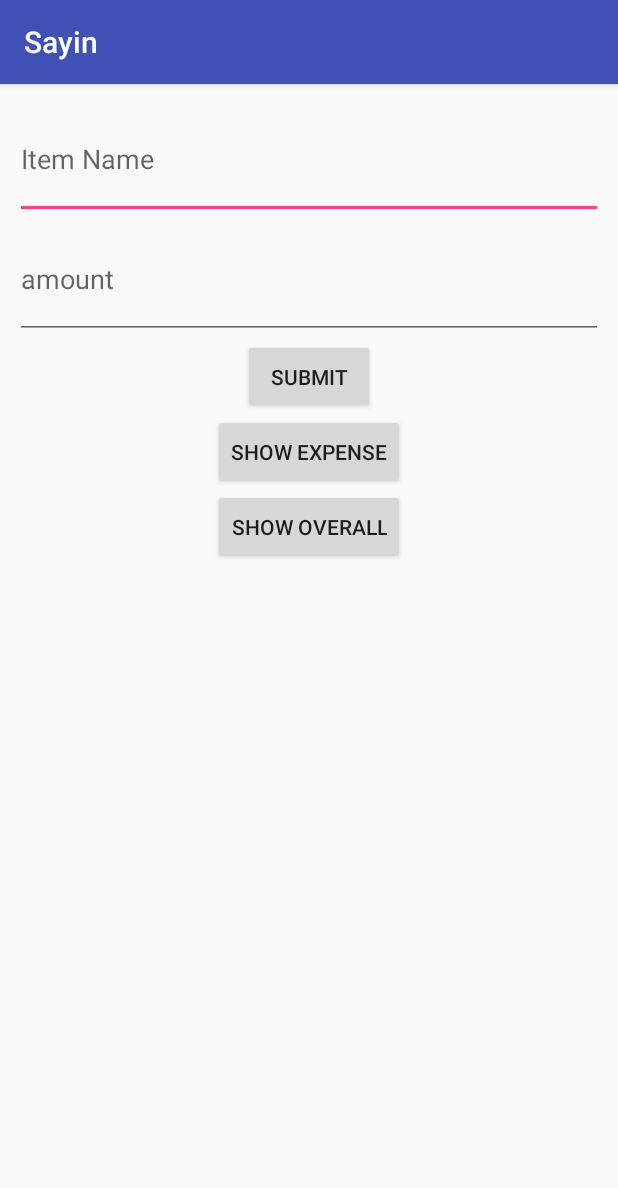
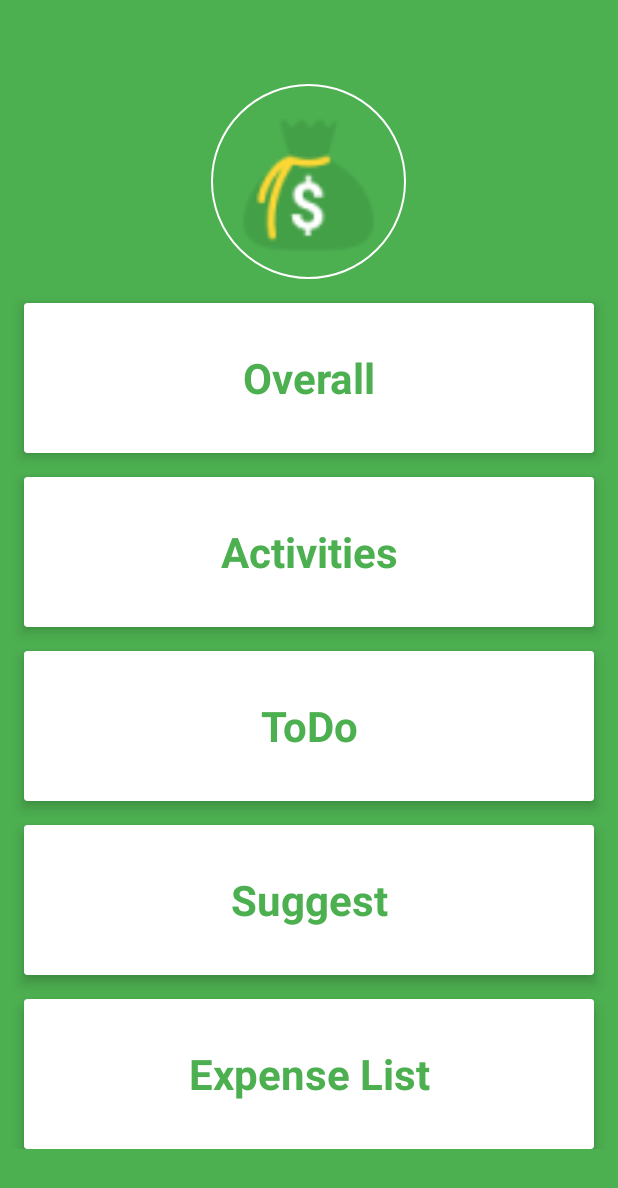
Before and after one commit to nyinyiz/Sayin, an Android app: the screen it shows after launch (MainActivity before the commit, HomeActivity after it), on a phone screen of 412 x 824 dp. Shown: the top 1188 px of the screen. Run offline under Robolectric (Android 15) with nearby library versions, the phone set to English and light mode, and no system bars; our stand-ins replace CircleImageView.

Commit message:
sayin -home

```diff
--- a/Sayin/app/build.gradle
+++ b/Sayin/app/build.gradle
@@ -28,14 +28,17 @@ dependencies {
     androidTestCompile('com.android.support.test.espresso:espresso-core:2.2.2', {
         exclude group: 'com.android.support', module: 'support-annotations'
     })
+
     compile 'com.android.support:appcompat-v7:25.3.1'
     compile 'com.android.support.constraint:constraint-layout:1.0.2'
     compile 'com.android.support:recyclerview-v7:25.3.1'
-
     compile 'com.github.lzyzsd:circleprogress:1.2.1'
     compile 'com.android.support:cardview-v7:25.3.1'
     compile 'com.github.PhilJay:MPAndroidChart:v3.0.2'
     compile 'com.code-troopers.betterpickers:library:3.1.0'
     compile 'com.akexorcist:RoundCornerProgressBar:2.0.3'
+    compile 'com.squareup.picasso:picasso:2.5.2'
+    compile 'de.hdodenhof:circleimageview:2.1.0'
+    compile 'com.android.support:support-v4:25.3.1'
     testCompile 'junit:junit:4.12'
 }
--- /dev/null
+++ b/Sayin/app/src/main/java/com/example/user/sayin/HomeActivity.java
@@ -0,0 +1,103 @@
+package com.example.user.sayin;
+
+import android.annotation.SuppressLint;
+import android.content.Intent;
+import android.support.v7.app.ActionBar;
+import android.support.v7.app.AppCompatActivity;
+import android.os.Bundle;
+import android.os.Handler;
+import android.view.MotionEvent;
+import android.view.View;
+import android.widget.TextView;
+
+public class HomeActivity extends AppCompatActivity {
+
+    TextView overall;
+    private static final boolean AUTO_HIDE = true;
+
+    private static final int AUTO_HIDE_DELAY_MILLIS = 3000;
+
+    private static final int UI_ANIMATION_DELAY = 300;
+    private final Handler mHideHandler = new Handler();
+    private View mContentView;
+    private final Runnable mHidePart2Runnable = new Runnable() {
+        @SuppressLint("InlinedApi")
+        @Override
+        public void run() {
+
+            mContentView.setSystemUiVisibility(View.SYSTEM_UI_FLAG_LOW_PROFILE
+                    | View.SYSTEM_UI_FLAG_FULLSCREEN
+                    | View.SYSTEM_UI_FLAG_LAYOUT_STABLE
+                    | View.SYSTEM_UI_FLAG_IMMERSIVE_STICKY
+                    | View.SYSTEM_UI_FLAG_LAYOUT_HIDE_NAVIGATION
+                    | View.SYSTEM_UI_FLAG_HIDE_NAVIGATION);
+        }
+    };
+//    private View mControlsView;
+    private final Runnable mShowPart2Runnable = new Runnable() {
+        @Override
+        public void run() {
+            // Delayed display of UI elements
+            ActionBar actionBar = getSupportActionBar();
+            if (actionBar != null) {
+                actionBar.show();
+            }
+        }
+    };
+    private boolean mVisible;
+    private final Runnable mHideRunnable = new Runnable() {
+        @Override
+        public void run() {
+            hide();
+        }
+    };
+    /**
+     * Touch listener to use for in-layout UI controls to delay hiding the
+     * system UI. This is to prevent the jarring behavior of controls going away
+     * while interacting with activity UI.
+     */
+    private final View.OnTouchListener mDelayHideTouchListener = new View.OnTouchListener() {
+        @Override
+        public boolean onTouch(View view, MotionEvent motionEvent) {
+            if (AUTO_HIDE) {
+//                delayedHide(AUTO_HIDE_DELAY_MILLIS);
+            }
+            return false;
+        }
+    };
+
+    @Override
+    protected void onCreate(Bundle savedInstanceState) {
+        super.onCreate(savedInstanceState);
+        setContentView(R.layout.activity_home);
+        mVisible = true;
+        mContentView = findViewById(R.id.fullscreen_content);
+        hide();
+
+        overall = (TextView) findViewById(R.id.overall);
+        overall.setOnClickListener(new View.OnClickListener() {
+            @Override
+            public void onClick(View v) {
+                Intent intent = new Intent(HomeActivity.this,OverallActivity.class);
+                startActivity(intent);
+            }
+        });
+
+    }
+
+
+
+    private void hide() {
+        // Hide UI first
+        ActionBar actionBar = getSupportActionBar();
+        if (actionBar != null) {
+            actionBar.hide();
+        }
+        mVisible = false;
+
+        mHideHandler.removeCallbacks(mShowPart2Runnable);
+        mHideHandler.postDelayed(mHidePart2Runnable, UI_ANIMATION_DELAY);
+    }
+
+
+}
--- /dev/null
+++ b/Sayin/app/src/main/res/layout/activity_home.xml
@@ -0,0 +1,164 @@
+<FrameLayout xmlns:android="http://schemas.android.com/apk/res/android"
+    xmlns:tools="http://schemas.android.com/tools"
+    android:layout_width="match_parent"
+    android:layout_height="match_parent"
+    xmlns:app="http://schemas.android.com/apk/res-auto"
+    android:background="@color/colorPrimary"
+    tools:context="com.example.user.sayin.HomeActivity">
+
+    <TextView
+        android:id="@+id/fullscreen_content"
+        android:layout_width="match_parent"
+        android:layout_height="match_parent"
+        android:gravity="center"
+        android:keepScreenOn="true"
+        android:textColor="#33b5e5"
+        android:textSize="50sp"
+        android:textStyle="bold" />
+
+    <FrameLayout
+        android:layout_width="match_parent"
+        android:layout_height="match_parent"
+        android:fitsSystemWindows="true">
+        <RelativeLayout
+            android:layout_width="match_parent"
+            android:layout_height="match_parent">
+            <LinearLayout
+                android:id="@+id/part1"
+                android:layout_width="match_parent"
+                android:layout_height="150dp"
+                android:orientation="vertical"
+                android:background="@color/colorPrimary">
+
+            </LinearLayout>
+            <LinearLayout
+                android:id="@+id/part2"
+                android:layout_width="match_parent"
+                android:layout_height="wrap_content"
+                android:layout_below="@+id/part1"
+                android:layout_marginTop="-150dp"
+                android:gravity="center"
+                >
+                <de.hdodenhof.circleimageview.CircleImageView
+                    xmlns:app="http://schemas.android.com/apk/res-auto"
+                    android:id="@+id/user_image"
+                    android:layout_width="130dp"
+                    android:layout_height="130dp"
+                    app:civ_border_width="1dp"
+                    app:civ_border_color="@color/white"
+                    android:src="@mipmap/ic_launcher"/>
+            </LinearLayout>
+            <ScrollView
+                android:id="@+id/part3"
+                android:layout_width="match_parent"
+                android:layout_height="match_parent"
+                android:layout_below="@+id/part2">
+                <LinearLayout
+                    android:layout_width="match_parent"
+                    android:layout_height="wrap_content"
+                    android:orientation="vertical"
+                    android:paddingBottom="16dp"
+                    android:gravity="center">
+                    <android.support.v7.widget.CardView
+                        android:layout_width="match_parent"
+                        android:layout_height="100dp"
+                        android:layout_marginTop="@dimen/md_keylines"
+                        android:layout_marginLeft="@dimen/md_keylines"
+                        android:layout_marginRight="@dimen/md_keylines"
+                        android:elevation="5dp"
+                        app:cardElevation="5dp"
+                        android:foreground="?attr/selectableItemBackground">
+
+                        <TextView
+                            android:id="@+id/overall"
+                            android:layout_width="match_parent"
+                            android:layout_height="match_parent"
+                            android:gravity="center"
+                            android:text="@string/overall"
+                            android:textColor="@color/colorPrimary"
+                            android:textSize="28sp"
+                            android:textStyle="bold" />
+                    </android.support.v7.widget.CardView>
+                    <android.support.v7.widget.CardView
+                        android:layout_width="match_parent"
+                        android:layout_height="100dp"
+                        android:layout_marginTop="@dimen/md_keylines"
+                        android:layout_marginLeft="@dimen/md_keylines"
+                        android:layout_marginRight="@dimen/md_keylines"
+                        android:elevation="5dp"
+                        app:cardElevation="5dp"
+                        android:foreground="?attr/selectableItemBackground">
+
+                        <TextView
+                            android:layout_width="match_parent"
+                            android:layout_height="match_parent"
+                            android:text="@string/activity"
+                            android:textSize="28sp"
+                            android:textColor="@color/colorPrimary"
+                            android:textStyle="bold"
+                            android:gravity="center"/>
+                    </android.support.v7.widget.CardView>
+                    <android.support.v7.widget.CardView
+                        android:layout_width="match_parent"
+                        android:layout_height="100dp"
+                        android:layout_marginTop="@dimen/md_keylines"
+                        android:layout_marginLeft="@dimen/md_keylines"
+                        android:layout_marginRight="@dimen/md_keylines"
+                        android:elevation="5dp"
+                        app:cardElevation="5dp"
+                        android:foreground="?attr/selectableItemBackground">
+
+                        <TextView
+                            android:layout_width="match_parent"
+                            android:layout_height="match_parent"
+                            android:text="@string/todo"
+                            android:textSize="28sp"
+                            android:textColor="@color/colorPrimary"
+                            android:textStyle="bold"
+                            android:gravity="center"/>
+                    </android.support.v7.widget.CardView>
+                    <android.support.v7.widget.CardView
+                        android:layout_width="match_parent"
+                        android:layout_height="100dp"
+                        android:layout_marginTop="@dimen/md_keylines"
+                        android:layout_marginLeft="@dimen/md_keylines"
+                        android:layout_marginRight="@dimen/md_keylines"
+                        android:elevation="5dp"
+                        app:cardElevation="5dp"
+                        android:foreground="?attr/selectableItemBackground">
+
+                        <TextView
+                            android:layout_width="match_parent"
+                            android:layout_height="match_parent"
+                            android:text="@string/suggest"
+                            android:textSize="28sp"
+                            android:textColor="@color/colorPrimary"
+                            android:textStyle="bold"
+                            android:gravity="center"/>
+                    </android.support.v7.widget.CardView>
+                    <android.support.v7.widget.CardView
+                        android:layout_width="match_parent"
+                        android:layout_height="100dp"
+                        android:layout_marginTop="@dimen/md_keylines"
+                        android:layout_marginLeft="@dimen/md_keylines"
+                        android:layout_marginRight="@dimen/md_keylines"
+                        android:elevation="5dp"
+                        app:cardElevation="5dp"
+                        android:foreground="?attr/selectableItemBackground">
+
+                        <TextView
+                            android:layout_width="match_parent"
+                            android:layout_height="match_parent"
+                            android:text="@string/expense_list"
+                            android:textSize="28sp"
+                            android:textColor="@color/colorPrimary"
+                            android:textStyle="bold"
+                            android:gravity="center"/>
+                    </android.support.v7.widget.CardView>
+                </LinearLayout>
+            </ScrollView>
+        </RelativeLayout>
+
+    </FrameLayout>
+
+</FrameLayout>
--- /dev/null
+++ b/Sayin/app/src/main/res/values/attrs.xml
@@ -0,0 +1,12 @@
+<resources>
+
+    <!-- Declare custom theme attributes that allow changing which styles are
+         used for button bars depending on the API level.
+         ?android:attr/buttonBarStyle is new as of API 11 so this is
+         necessary to support previous API levels. -->
+    <declare-styleable name="ButtonBarContainerTheme">
+        <attr name="metaButtonBarStyle" format="reference" />
+        <attr name="metaButtonBarButtonStyle" format="reference" />
+    </declare-styleable>
+
+</resources>
--- a/Sayin/app/src/main/res/values/colors.xml
+++ b/Sayin/app/src/main/res/values/colors.xml
@@ -1,7 +1,7 @@
 <?xml version="1.0" encoding="utf-8"?>
 <resources>
-    <color name="colorPrimary">#3F51B5</color>
-    <color name="colorPrimaryDark">#303F9F</color>
+    <color name="colorPrimary">#4caf50</color>
+    <color name="colorPrimaryDark">#388e3c</color>
     <color name="colorAccent">#FF4081</color>
 
     <color name="background_color">#009688</color>
@@ -34,7 +34,6 @@
     <color name="mec">#303F9F</color>
 
 
-
     <!--<color name="green">#9ccc65</color>-->
     <color name="red">#ef5350</color>
 </resources>
--- /dev/null
+++ b/Sayin/app/src/main/res/values/dimens.xml
@@ -0,0 +1,22 @@
+<resources>
+
+    <dimen name="activity_horizontal_margin">16dp</dimen>
+    <dimen name="activity_vertical_margin">16dp</dimen>
+    <dimen name="card_height">304dp</dimen>
+    <dimen name="md_keylines">16dp</dimen>
+    <dimen name="tile_padding">8dp</dimen>
+    <dimen name="tile_height">160dp</dimen>
+    <dimen name="app_bar_height">256dp</dimen>
+    <dimen name="article_keylines">72dp</dimen>
+    <dimen name="avator_size">40dp</dimen>
+    <dimen name="card_title_height">40dp</dimen>
+    <dimen name="article_titles">20sp</dimen>
+    <dimen name="cards_button_width">48dp</dimen>
+    <dimen name="cards_button_height">48dp</dimen>
+    <dimen name="article_subheading">16sp</dimen>
+    <dimen name="card_image_height">200dp</dimen>
+    <dimen name="list_body">14sp</dimen>
+    <dimen name="navheader_height">222dp</dimen>
+    <dimen name="title_book">18dp</dimen>
+    <dimen name="fab_margin">16dp</dimen>
+</resources>
--- a/Sayin/app/src/main/res/values/strings.xml
+++ b/Sayin/app/src/main/res/values/strings.xml
@@ -1,3 +1,14 @@
 <resources>
     <string name="app_name">Sayin</string>
+
+    <string name="title_activity_home">HomeActivity</string>
+    <string name="dummy_button">Dummy Button</string>
+    <string name="dummy_content">DUMMY\nCONTENT</string>
+
+    <string name="overall">Overall</string>
+    <string name="activity">Activities</string>
+    <string name="todo">ToDo</string>
+    <string name="suggest">Suggest</string>
+    <string name="expense_list">Expense List</string>
+
 </resources>
--- a/Sayin/app/src/main/res/values/styles.xml
+++ b/Sayin/app/src/main/res/values/styles.xml
@@ -8,4 +8,16 @@
         <item name="colorAccent">@color/colorAccent</item>
     </style>
 
+    <style name="FullscreenTheme" parent="AppTheme">
+        <item name="android:actionBarStyle">@style/FullscreenActionBarStyle</item>
+        <item name="android:windowActionBarOverlay">true</item>
+        <item name="android:windowBackground">@null</item>
+        <item name="metaButtonBarStyle">?android:attr/buttonBarStyle</item>
+        <item name="metaButtonBarButtonStyle">?android:attr/buttonBarButtonStyle</item>
+    </style>
+
+    <style name="FullscreenActionBarStyle" parent="Widget.AppCompat.ActionBar">
+        <item name="android:background">@color/black_overlay</item>
+    </style>
+
 </resources>
```
Also changed, not shown: Sayin/app/src/main/AndroidManifest.xml (+10 -3 lines), Sayin/app/src/main/ic_launcher-web.png (added), Sayin/app/src/main/res/mipmap-hdpi/ic_launcher.png, Sayin/app/src/main/res/mipmap-mdpi/ic_launcher.png, Sayin/app/src/main/res/mipmap-xhdpi/ic_launcher.png, Sayin/app/src/main/res/mipmap-xxhdpi/ic_launcher.png, Sayin/app/src/main/res/mipmap-xxxhdpi/ic_launcher.png.
